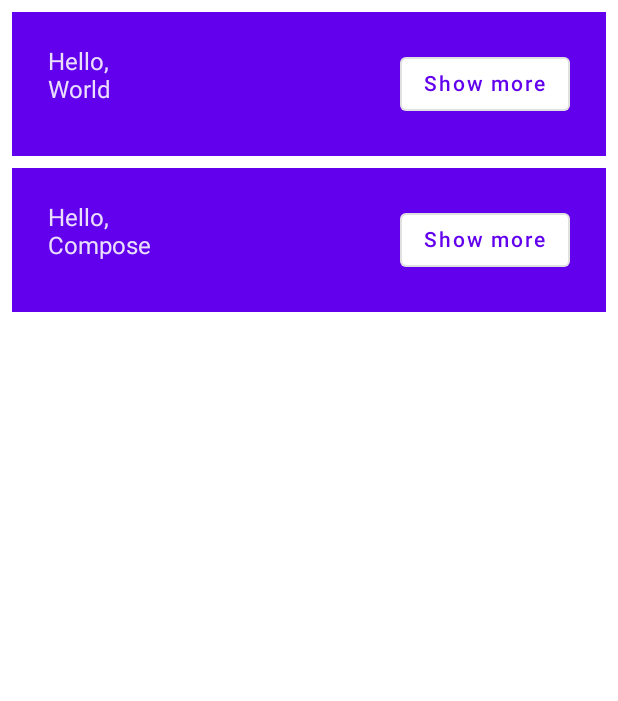
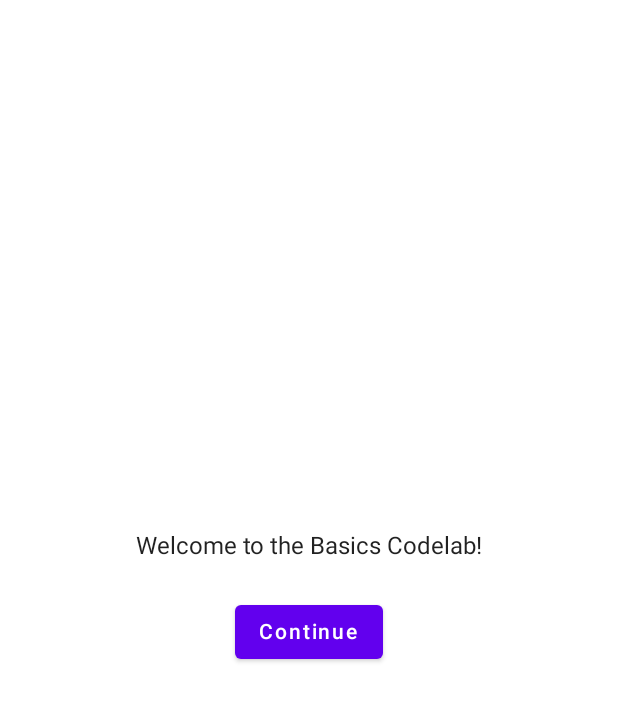
Before and after one commit to Augustinekan/Compose-Basics, an Android app built with Jetpack Compose: the screen it shows after launch (MainActivity), on a phone screen of 412 x 824 dp. Shown: the top 701 px of the screen. Run offline under Robolectric (Android 15) with nearby library versions, the phone set to English and light mode, and no system bars.

```diff
--- a/app/src/main/java/com/example/composebasics/MainActivity.kt
+++ b/app/src/main/java/com/example/composebasics/MainActivity.kt
@@ -5,9 +5,8 @@ import androidx.activity.ComponentActivity
 import androidx.activity.compose.setContent
 import androidx.compose.foundation.layout.*
 import androidx.compose.material.*
-import androidx.compose.runtime.Composable
-import androidx.compose.runtime.mutableStateOf
-import androidx.compose.runtime.remember
+import androidx.compose.runtime.*
+import androidx.compose.ui.Alignment
 import androidx.compose.ui.Modifier
 import androidx.compose.ui.tooling.preview.Preview
 import androidx.compose.ui.unit.dp
@@ -24,23 +23,39 @@ class MainActivity : ComponentActivity() {
     }
 }
 
+@Preview
 @Composable
-private fun MyApp(modifier: Modifier = Modifier, names: List<String> = listOf("World", "Compose")
-) {
+fun MyAppPreview() {
+    ComposeBasicsTheme {
+        MyApp(Modifier.fillMaxSize())
+    }
+}
+@Composable
+private fun MyApp(modifier: Modifier = Modifier){
+    var shouldShowOnboarding by remember { mutableStateOf(true) }
+
     Surface(
         modifier = modifier,
         color = MaterialTheme.colors.background
     ) {
-        Column(
-            modifier = modifier.padding(vertical = 4.dp)
-        ) {
-            for(name in names){
-                Greeting(name)
-            }
+        if (shouldShowOnboarding) {
+            OnBoardingScreen(onContinueClicked = {shouldShowOnboarding = false})
+        } else {
+            GreetingsComposable()
+        }
+
+    }
+}
+@Composable
+fun GreetingsComposable(modifier: Modifier = Modifier, names: List<String> = listOf("World", "Compose")){
+    Column(
+        modifier = modifier.padding(vertical = 4.dp)
+    ) {
+        for(name in names){
+            Greeting(name)
         }
     }
 }
-
 @Composable
 fun Greeting(name: String) {
     val expanded = remember { mutableStateOf(false) }
@@ -53,7 +68,9 @@ fun Greeting(name: String) {
             modifier = Modifier.padding(24.dp)
         ) {
             Column(
-                modifier = Modifier.weight(1f).padding(bottom = extraPadding)
+                modifier = Modifier
+                    .weight(1f)
+                    .padding(bottom = extraPadding)
 
                 ) {
                 Text(text = "Hello,")
@@ -76,3 +93,33 @@ private fun DefaultPreview() {
         MyApp()
     }
 }
+
+
+
+@Composable
+fun OnBoardingScreen(modifier: Modifier = Modifier,
+                     onContinueClicked: () -> Unit,
+                     ) {
+
+    Column(
+        modifier = modifier.fillMaxSize(),
+        verticalArrangement = Arrangement.Center,
+        horizontalAlignment = Alignment.CenterHorizontally
+    ) {
+        Text("Welcome to the Basics Codelab!")
+        Button(
+            modifier = Modifier.padding(vertical = 24.dp),
+            onClick = onContinueClicked
+        ) {
+            Text("Continue")
+        }
+    }
+}
+
+@Preview(showBackground = true, widthDp = 320, heightDp = 320)
+@Composable
+fun OnBoardingPreview() {
+    ComposeBasicsTheme {
+        OnBoardingScreen(onContinueClicked = {})
+    }
+}
```
